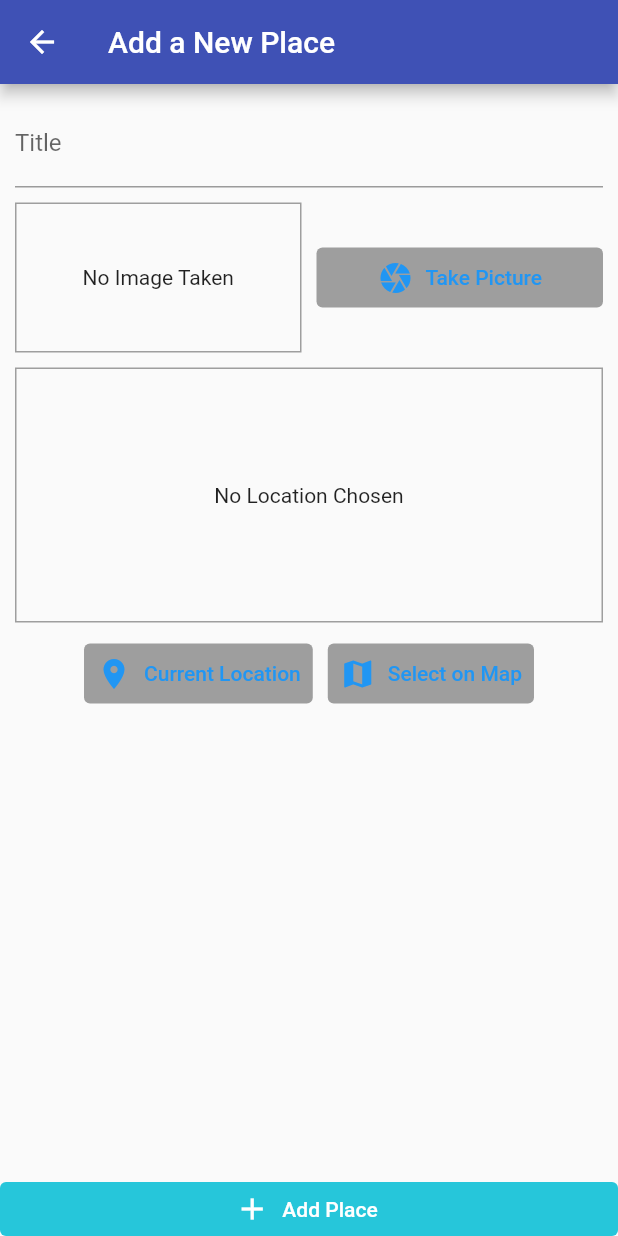
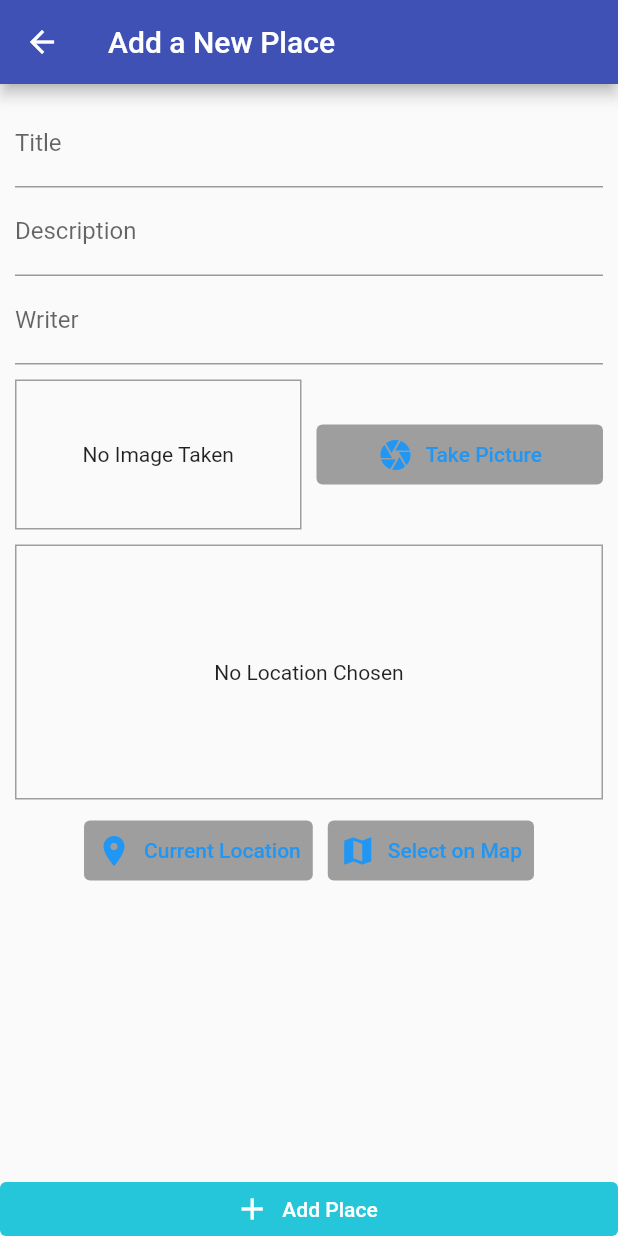
Before and after one commit to peerapong17/Flutter-Greate-Places, a Flutter app: the AddPlaceScreen screen opened by its route, after a tap on "Add Place", on a phone screen of 412 x 824 dp. Run offline on Flutter 3.47's test engine with Material 2 defaults, Android fonts, the phone set to English and light mode, and no system bars; our stand-ins replace google_maps_flutter, image_picker, location, sqflite; missing offline and left inert: dart:ffi; accounts and stored records are empty.

Commit message:
update place detail

```diff
--- a/lib/helpers/db_helper.dart
+++ b/lib/helpers/db_helper.dart
@@ -8,7 +8,7 @@ class DBHelper {
     return sql.openDatabase(path.join(dbPath, 'places.db'),
         onCreate: (db, version) {
       return db.execute(
-          'CREATE TABLE user_places(id INTEGER PRIMARY KEY, title TEXT, image TEXT, loc_lat REAL, loc_lng REAL, address TEXT)');
+          'CREATE TABLE user_places(id INTEGER PRIMARY KEY, title TEXT, description TEXT , writer TEXT, image TEXT, loc_lat REAL, loc_lng REAL, address TEXT, createdAt TEXT)');
     }, version: 1);
   }
 
--- a/lib/models/place.dart
+++ b/lib/models/place.dart
@@ -2,32 +2,41 @@ import 'dart:io';
 
 import 'package:great_places/models/place_location.dart';
 
-
-
 class Place {
   final int? id;
   final String title;
+  final String description;
+  final String writer;
   final PlaceLocation location;
   final File image;
+  final DateTime createdAt;
 
   Place({
     this.id,
     required this.title,
+    required this.description,
+    required this.writer,
     required this.location,
     required this.image,
+    required this.createdAt,
   });
 
   factory Place.fromJson(Map<String, dynamic> json) => Place(
         id: json["id"],
         title: json["title"],
+        description: json["description"],
+        writer: json["writer"],
         location: json["location"],
         image: json["image"],
+        createdAt: json["createdAt"],
       );
 
   Map<String, dynamic> toJson() => {
         "id": id,
         "title": title,
+        "description": description,
         "location": location,
         "image": image,
+        "createdAt": createdAt,
       };
 }
--- a/lib/screens/add_place_screen.dart
+++ b/lib/screens/add_place_screen.dart
@@ -17,6 +17,8 @@ class AddPlaceScreen extends StatefulWidget {
 
 class _AddPlaceScreenState extends State<AddPlaceScreen> {
   final _titleController = TextEditingController();
+  final _descController = TextEditingController();
+  final _writerController = TextEditingController();
   File? _pickedImage;
   PlaceLocation? _pickedLocation;
 
@@ -30,12 +32,18 @@ class _AddPlaceScreenState extends State<AddPlaceScreen> {
 
   void _savePlace() {
     if (_titleController.text.isEmpty ||
+        _descController.text.isEmpty ||
+        _writerController.text.isEmpty ||
         _pickedImage == null ||
         _pickedLocation == null) {
       return;
     }
-    Provider.of<GreatPlaces>(context, listen: false)
-        .addPlace(_titleController.text, _pickedImage!, _pickedLocation!);
+    Provider.of<GreatPlaces>(context, listen: false).addPlace(
+        _titleController.text,
+        _descController.text,
+        _writerController.text,
+        _pickedImage!,
+        _pickedLocation!);
     Navigator.of(context).pop();
   }
 
@@ -57,6 +65,14 @@ class _AddPlaceScreenState extends State<AddPlaceScreen> {
                     TextField(
                       decoration: InputDecoration(labelText: 'Title'),
                       controller: _titleController,
+                    ),
+                    TextField(
+                      decoration: InputDecoration(labelText: 'Description'),
+                      controller: _descController,
+                    ),
+                    TextField(
+                      decoration: InputDecoration(labelText: 'Writer'),
+                      controller: _writerController,
                     ),
                     SizedBox(
                       height: 10,
--- a/lib/states/great_places.dart
+++ b/lib/states/great_places.dart
@@ -19,12 +19,14 @@ class GreatPlaces extends ChangeNotifier {
     notifyListeners();
   }
 
-  Place findById(String id) {
-    return _items.firstWhere((place) => place.id == id);
+  Place findById(int id) {
+    return items.firstWhere((place) => place.id == id);
   }
 
   Future<void> addPlace(
     String pickedTitle,
+    String pickedDesc,
+    String pickedWriter,
     File pickedImage,
     PlaceLocation pickedLocation,
   ) async {
@@ -37,17 +39,23 @@ class GreatPlaces extends ChangeNotifier {
     );
     final newPlace = Place(
       image: pickedImage,
+      description: pickedDesc,
       title: pickedTitle,
+      writer: pickedWriter,
       location: updatedLocation,
+      createdAt: new DateTime.now(),
     );
     items.add(newPlace);
     notifyListeners();
     DBHelper.insert('user_places', {
       'title': newPlace.title,
+      'description': newPlace.description,
+      'writer': newPlace.writer,
       'image': newPlace.image.path,
       'loc_lat': newPlace.location.latitude,
       'loc_lng': newPlace.location.longitude,
       'address': newPlace.location.address!,
+      'createdAt': newPlace.createdAt.toIso8601String(),
     });
   }
 
@@ -59,11 +67,16 @@ class GreatPlaces extends ChangeNotifier {
           (item) => Place(
             id: item['id'],
             title: item['title'],
+            description: item['description'],
+            writer: item['writer'],
             image: File(item['image']),
             location: PlaceLocation(
               latitude: item['loc_lat'],
               longitude: item['loc_lng'],
               address: item['address'],
+            ),
+            createdAt: DateTime.parse(
+              item['createdAt'],
             ),
           ),
         )
```
Also changed, not shown: lib/screens/place_detail_screen.dart (+82 -4 lines).
